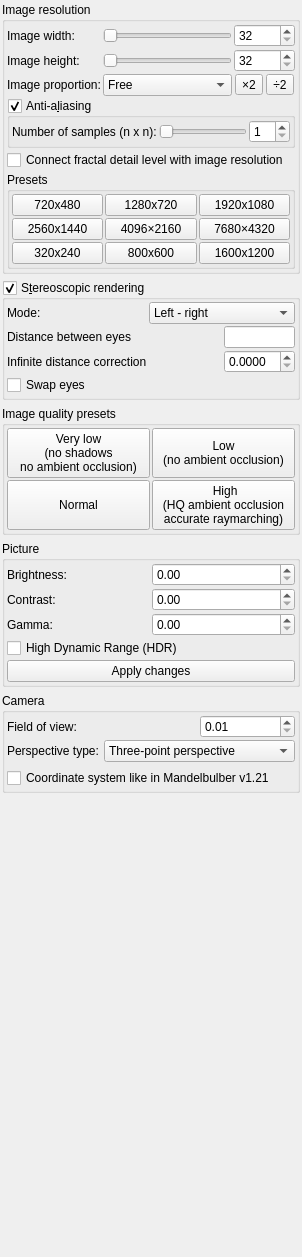
buddhi1980/mandelbulber2, file mandelbulber2/qt/dock_image_adjustments.ui: the form before one commit.
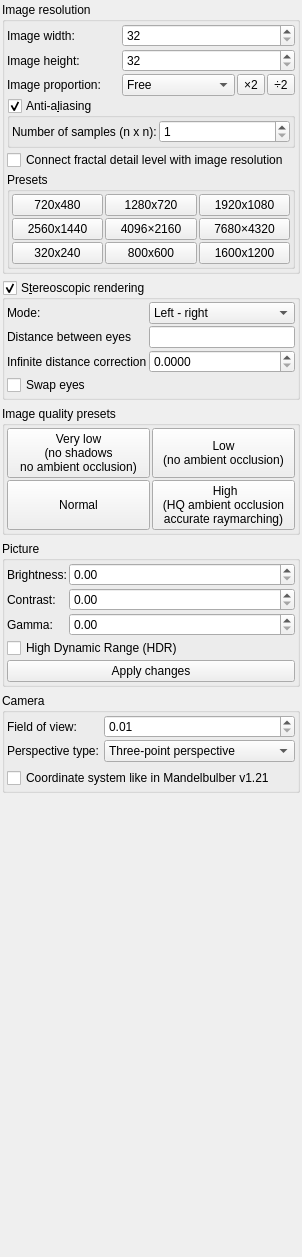
The form after the commit. Icons and pictures are not drawn. Custom widgets are drawn as their Qt base class.

Commit message: Created pop-up sliders for integer spin boxes

Diff of the .ui file:
```diff
--- a/mandelbulber2/qt/dock_image_adjustments.ui
+++ b/mandelbulber2/qt/dock_image_adjustments.ui
@@ -52,53 +52,6 @@
         <property name="spacing">
          <number>2</number>
         </property>
-        <item row="1" column="2">
-         <widget class="MySpinBox" name="spinboxInt_image_height">
-          <property name="sizePolicy">
-           <sizepolicy hsizetype="Minimum" vsizetype="Preferred">
-            <horstretch>0</horstretch>
-            <verstretch>0</verstretch>
-           </sizepolicy>
-          </property>
-          <property name="toolTip">
-           <string>&lt;html&gt;&lt;head/&gt;&lt;body&gt;&lt;p&gt;Height of rendered image in pixel&lt;/p&gt;&lt;p&gt;&lt;br/&gt;&lt;/p&gt;&lt;/body&gt;&lt;/html&gt;</string>
-          </property>
-          <property name="minimum">
-           <number>32</number>
-          </property>
-          <property name="maximum">
-           <number>65535</number>
-          </property>
-          <property name="singleStep">
-           <number>8</number>
-          </property>
-         </widget>
-        </item>
-        <item row="1" column="1">
-         <widget class="QSlider" name="sliderInt_image_height">
-          <property name="sizePolicy">
-           <sizepolicy hsizetype="Expanding" vsizetype="Preferred">
-            <horstretch>0</horstretch>
-            <verstretch>0</verstretch>
-           </sizepolicy>
-          </property>
-          <property name="minimum">
-           <number>32</number>
-          </property>
-          <property name="maximum">
-           <number>65535</number>
-          </property>
-          <property name="singleStep">
-           <number>8</number>
-          </property>
-          <property name="pageStep">
-           <number>64</number>
-          </property>
-          <property name="orientation">
-           <enum>Qt::Horizontal</enum>
-          </property>
-         </widget>
-        </item>
         <item row="0" column="0">
          <widget class="QLabel" name="label_100">
           <property name="text">
@@ -113,53 +66,6 @@
           </property>
          </widget>
         </item>
-        <item row="0" column="1">
-         <widget class="QSlider" name="sliderInt_image_width">
-          <property name="sizePolicy">
-           <sizepolicy hsizetype="Expanding" vsizetype="Preferred">
-            <horstretch>0</horstretch>
-            <verstretch>0</verstretch>
-           </sizepolicy>
-          </property>
-          <property name="minimum">
-           <number>32</number>
-          </property>
-          <property name="maximum">
-           <number>65535</number>
-          </property>
-          <property name="singleStep">
-           <number>8</number>
-          </property>
-          <property name="pageStep">
-           <number>64</number>
-          </property>
-          <property name="orientation">
-           <enum>Qt::Horizontal</enum>
-          </property>
-         </widget>
-        </item>
-        <item row="0" column="2">
-         <widget class="MySpinBox" name="spinboxInt_image_width">
-          <property name="sizePolicy">
-           <sizepolicy hsizetype="Minimum" vsizetype="Preferred">
-            <horstretch>0</horstretch>
-            <verstretch>0</verstretch>
-           </sizepolicy>
-          </property>
-          <property name="toolTip">
-           <string>&lt;html&gt;&lt;head/&gt;&lt;body&gt;&lt;p&gt;Width of rendered image in pixel&lt;/p&gt;&lt;p&gt;&lt;br/&gt;&lt;/p&gt;&lt;/body&gt;&lt;/html&gt;</string>
-          </property>
-          <property name="minimum">
-           <number>32</number>
-          </property>
-          <property name="maximum">
-           <number>65535</number>
-          </property>
-          <property name="singleStep">
-           <number>8</number>
-          </property>
-         </widget>
-        </item>
         <item row="2" column="0">
          <widget class="QLabel" name="label_102">
           <property name="text">
@@ -233,6 +139,50 @@
           </item>
          </widget>
         </item>
+        <item row="1" column="1" colspan="2">
+         <widget class="MySpinBox" name="spinboxInt_image_height">
+          <property name="sizePolicy">
+           <sizepolicy hsizetype="Minimum" vsizetype="Preferred">
+            <horstretch>0</horstretch>
+            <verstretch>0</verstretch>
+           </sizepolicy>
+          </property>
+          <property name="toolTip">
+           <string>&lt;html&gt;&lt;head/&gt;&lt;body&gt;&lt;p&gt;Height of rendered image in pixel&lt;/p&gt;&lt;p&gt;&lt;br/&gt;&lt;/p&gt;&lt;/body&gt;&lt;/html&gt;</string>
+          </property>
+          <property name="minimum">
+           <number>32</number>
+          </property>
+          <property name="maximum">
+           <number>65535</number>
+          </property>
+          <property name="singleStep">
+           <number>8</number>
+          </property>
+         </widget>
+        </item>
+        <item row="0" column="1" colspan="2">
+         <widget class="MySpinBox" name="spinboxInt_image_width">
+          <property name="sizePolicy">
+           <sizepolicy hsizetype="Minimum" vsizetype="Preferred">
+            <horstretch>0</horstretch>
+            <verstretch>0</verstretch>
+           </sizepolicy>
+          </property>
+          <property name="toolTip">
+           <string>&lt;html&gt;&lt;head/&gt;&lt;body&gt;&lt;p&gt;Width of rendered image in pixel&lt;/p&gt;&lt;p&gt;&lt;br/&gt;&lt;/p&gt;&lt;/body&gt;&lt;/html&gt;</string>
+          </property>
+          <property name="minimum">
+           <number>32</number>
+          </property>
+          <property name="maximum">
+           <number>65535</number>
+          </property>
+          <property name="singleStep">
+           <number>8</number>
+          </property>
+         </widget>
+        </item>
        </layout>
       </item>
       <item>
@@ -260,32 +210,10 @@
           <number>2</number>
          </property>
          <item>
-          <layout class="QGridLayout" name="gridLayout_12" columnstretch="0,0,0">
+          <layout class="QGridLayout" name="gridLayout_12" columnstretch="0,0">
            <property name="spacing">
             <number>2</number>
            </property>
-           <item row="0" column="1">
-            <widget class="QSlider" name="sliderInt_antialiasing_size">
-             <property name="sizePolicy">
-              <sizepolicy hsizetype="Expanding" vsizetype="Preferred">
-               <horstretch>0</horstretch>
-               <verstretch>0</verstretch>
-              </sizepolicy>
-             </property>
-             <property name="minimum">
-              <number>1</number>
-             </property>
-             <property name="maximum">
-              <number>10</number>
-             </property>
-             <property name="value">
-              <number>1</number>
-             </property>
-             <property name="orientation">
-              <enum>Qt::Horizontal</enum>
-             </property>
-            </widget>
-           </item>
            <item row="0" column="0">
             <widget class="QLabel" name="label_73">
              <property name="text">
@@ -293,7 +221,7 @@
              </property>
             </widget>
            </item>
-           <item row="0" column="2">
+           <item row="0" column="1">
             <widget class="MySpinBox" name="spinboxInt_antialiasing_size">
              <property name="sizePolicy">
               <sizepolicy hsizetype="Minimum" vsizetype="Preferred">
@@ -545,13 +473,6 @@
           </item>
          </widget>
         </item>
-        <item row="1" column="2">
-         <widget class="MyLineEdit" name="logedit_stereo_eye_distance">
-          <property name="toolTip">
-           <string>&lt;html&gt;&lt;head/&gt;&lt;body&gt;&lt;p&gt;The distance between two virtual eyes. Higher values make the 3D effect more intense. &lt;/p&gt;&lt;p&gt;The optimal distance between eyes is about 1%-5% of the distance to the viewed object. &lt;/p&gt;&lt;/body&gt;&lt;/html&gt;</string>
-          </property>
-         </widget>
-        </item>
         <item row="0" column="0">
          <widget class="QLabel" name="label_70">
           <property name="text">
@@ -582,7 +503,14 @@
           </property>
          </widget>
         </item>
-        <item row="2" column="2">
+        <item row="1" column="1" colspan="2">
+         <widget class="MyLineEdit" name="logedit_stereo_eye_distance">
+          <property name="toolTip">
+           <string>&lt;html&gt;&lt;head/&gt;&lt;body&gt;&lt;p&gt;The distance between two virtual eyes. Higher values make the 3D effect more intense. &lt;/p&gt;&lt;p&gt;The optimal distance between eyes is about 1%-5% of the distance to the viewed object. &lt;/p&gt;&lt;/body&gt;&lt;/html&gt;</string>
+          </property>
+         </widget>
+        </item>
+        <item row="2" column="1" colspan="2">
          <widget class="MyDoubleSpinBox" name="spinbox_stereo_infinite_correction">
           <property name="sizePolicy">
            <sizepolicy hsizetype="Minimum" vsizetype="Maximum">
@@ -749,7 +677,7 @@
        <number>2</number>
       </property>
       <item>
-       <layout class="QGridLayout" name="gridLayout">
+       <layout class="QGridLayout" name="gridLayout" rowstretch="0,0,0" columnstretch="0,1">
         <property name="spacing">
          <number>2</number>
         </property>
@@ -917,40 +845,6 @@
           </property>
          </widget>
         </item>
-        <item row="0" column="2">
-         <widget class="MyDoubleSpinBox" name="spinbox_fov">
-          <property name="sizePolicy">
-           <sizepolicy hsizetype="Minimum" vsizetype="Preferred">
-            <horstretch>0</horstretch>
-            <verstretch>0</verstretch>
-           </sizepolicy>
-          </property>
-          <property name="toolTip">
-           <string>&lt;html&gt;&lt;head/&gt;&lt;body&gt;&lt;p&gt;Field of view of camera. Higher value gives wider view.&lt;/p&gt;&lt;p&gt;&lt;br/&gt;&lt;/p&gt;&lt;/body&gt;&lt;/html&gt;</string>
-          </property>
-          <property name="prefix">
-           <string/>
-          </property>
-          <property name="suffix">
-           <string/>
-          </property>
-          <property name="decimals">
-           <number>2</number>
-          </property>
-          <property name="minimum">
-           <double>0.010000000000000</double>
-          </property>
-          <property name="maximum">
-           <double>5.000000000000000</double>
-          </property>
-          <property name="singleStep">
-           <double>0.100000000000000</double>
-          </property>
-          <property name="value">
-           <double>0.010000000000000</double>
-          </property>
-         </widget>
-        </item>
         <item row="1" column="1" colspan="2">
          <widget class="QComboBox" name="comboBox_perspective_type">
           <property name="sizePolicy">
@@ -991,6 +885,40 @@
           </property>
          </widget>
         </item>
+        <item row="0" column="1" colspan="2">
+         <widget class="MyDoubleSpinBox" name="spinbox_fov">
+          <property name="sizePolicy">
+           <sizepolicy hsizetype="Minimum" vsizetype="Preferred">
+            <horstretch>0</horstretch>
+            <verstretch>0</verstretch>
+           </sizepolicy>
+          </property>
+          <property name="toolTip">
+           <string>&lt;html&gt;&lt;head/&gt;&lt;body&gt;&lt;p&gt;Field of view of camera. Higher value gives wider view.&lt;/p&gt;&lt;p&gt;&lt;br/&gt;&lt;/p&gt;&lt;/body&gt;&lt;/html&gt;</string>
+          </property>
+          <property name="prefix">
+           <string/>
+          </property>
+          <property name="suffix">
+           <string/>
+          </property>
+          <property name="decimals">
+           <number>2</number>
+          </property>
+          <property name="minimum">
+           <double>0.010000000000000</double>
+          </property>
+          <property name="maximum">
+           <double>5.000000000000000</double>
+          </property>
+          <property name="singleStep">
+           <double>0.100000000000000</double>
+          </property>
+          <property name="value">
+           <double>0.010000000000000</double>
+          </property>
+         </widget>
+        </item>
        </layout>
       </item>
       <item>
@@ -1022,16 +950,6 @@
   </layout>
  </widget>
  <customwidgets>
-  <customwidget>
-   <class>MyDoubleSpinBox</class>
-   <extends>QDoubleSpinBox</extends>
-   <header>my_double_spin_box.h</header>
-  </customwidget>
-  <customwidget>
-   <class>MySpinBox</class>
-   <extends>QSpinBox</extends>
-   <header>my_spin_box.h</header>
-  </customwidget>
   <customwidget>
    <class>MyCheckBox</class>
    <extends>QCheckBox</extends>
@@ -1042,6 +960,16 @@
    <extends>QLineEdit</extends>
    <header>my_line_edit.h</header>
   </customwidget>
+  <customwidget>
+   <class>MyDoubleSpinBox</class>
+   <extends>QDoubleSpinBox</extends>
+   <header>my_double_spin_box.h</header>
+  </customwidget>
+  <customwidget>
+   <class>MySpinBox</class>
+   <extends>QSpinBox</extends>
+   <header>my_spin_box.h</header>
+  </customwidget>
   <customwidget>
    <class>MyGroupBox</class>
    <extends>QGroupBox</extends>
```
Left out of the diff: 2 changed lines with no effect on the pictures. The commit also changes 18 other files.
